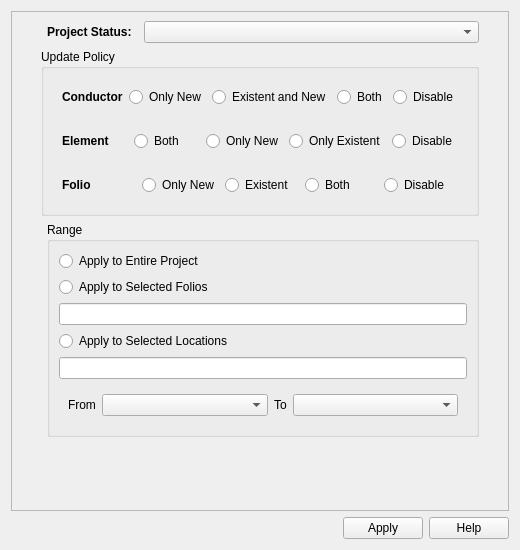
Above: sources/ui/autonumberingmanagementw.ui from qelectrotech/qelectrotech-source-mirror before the change. Below: the same form after it.
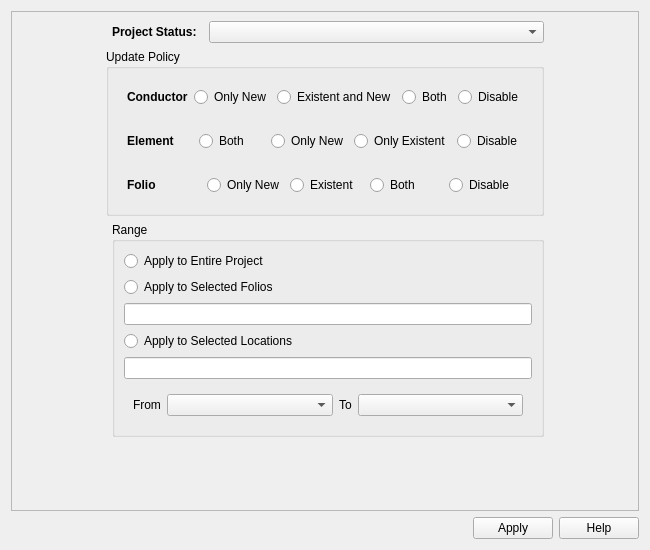
That is the form after the change.

Commit message: Minor : resize autonumberingmanagementw widget for long translation

Diff of the .ui file:
```diff
--- a/sources/ui/autonumberingmanagementw.ui
+++ b/sources/ui/autonumberingmanagementw.ui
@@ -6,7 +6,7 @@
    <rect>
     <x>0</x>
     <y>0</y>
-    <width>520</width>
+    <width>650</width>
     <height>550</height>
    </rect>
   </property>
@@ -75,8 +75,8 @@
        <rect>
         <x>0</x>
         <y>0</y>
-        <width>500</width>
-        <height>495</height>
+        <width>630</width>
+        <height>498</height>
        </rect>
       </property>
       <property name="sizePolicy">
```
The commit also changes 1 other file.
